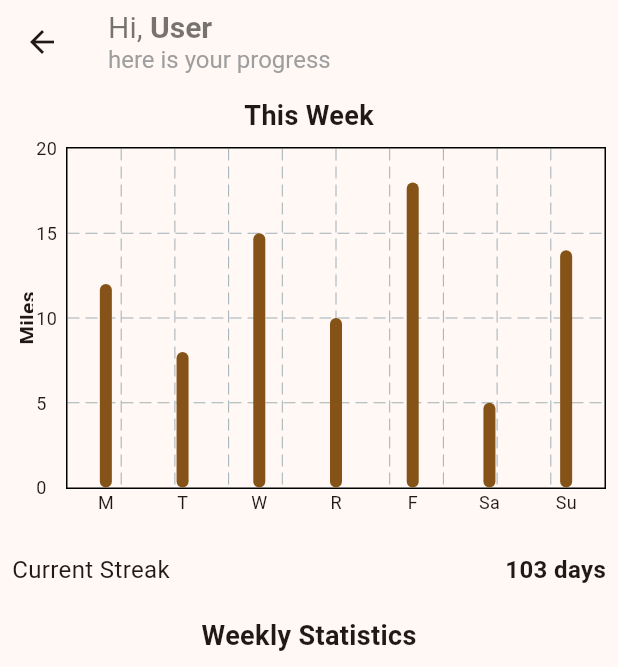
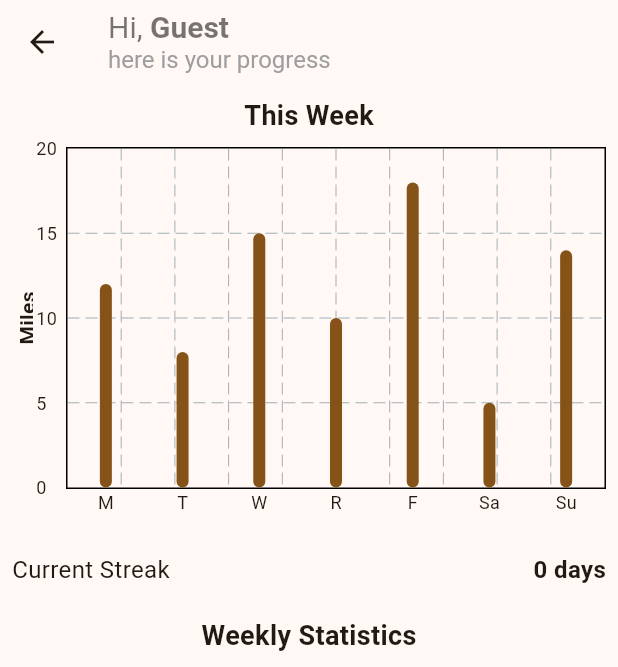
Before and after one commit to UCD-193AB-ws24/CycleGuardFrontend, a Flutter app: the HomePage screen opened directly, on a phone screen of 412 x 824 dp. Shown: the top 667 px of the screen. Run offline on Flutter 3.47's test engine with Material 3 defaults, Android fonts, the phone set to English and light mode, and no system bars; drawn by our look-alikes of fl_chart; our stand-ins replace fluttertoast, get, google_fonts, smooth_page_indicator; missing offline and left inert: dart:ffi; network calls fail.

Commit message:
Username and current streak on home page (now StatefulWidget). App bar dark mode adjustments. Settings account creation date info.

```diff
--- a/lib/pages/home_page.dart
+++ b/lib/pages/home_page.dart
@@ -1,9 +1,36 @@
 import 'package:flutter/material.dart';
 import 'package:fl_chart/fl_chart.dart';
+import 'package:cycle_guard_app/data/user_stats_accessor.dart';
 
-class HomePage extends StatelessWidget {
+class HomePage extends StatefulWidget {
+  @override
+  _HomePageState createState() => _HomePageState();
+}
+
+class _HomePageState extends State<HomePage> {
+  String username = 'Guest';
+  int rideStreak = 0;
+
+  @override
+  void initState() {
+    super.initState();
+    _getUserStats();
+  }
+
+  void _getUserStats() async {
+    final userStats = await UserStatsAccessor.getUserStats();
+    if (mounted) {
+      setState(() {
+        username = userStats.username;
+        rideStreak = userStats.rideStreak;
+      });
+    }
+  }
+
   @override
   Widget build(BuildContext context) {
+    _getUserStats();
+
     final isDarkMode = Theme.of(context).brightness == Brightness.dark;
     final selectedColor = Theme.of(context).colorScheme.primary;
     return Scaffold(
@@ -17,7 +44,7 @@ class HomePage extends StatelessWidget {
                 children: [
                   TextSpan(text: 'Hi, '),
                   TextSpan(
-                    text: 'User',
+                    text: username,
                     style: TextStyle(fontWeight: FontWeight.bold),
                   ),
                 ],
@@ -29,8 +56,9 @@ class HomePage extends StatelessWidget {
             ),
           ],
         ),
+        backgroundColor: isDarkMode ? Colors.black12 : null,
       ),
-      body: SingleChildScrollView( // Wrap the content in a SingleChildScrollView
+      body: SingleChildScrollView(
         padding: const EdgeInsets.all(8.0),
         child: Column(
           crossAxisAlignment: CrossAxisAlignment.start,
@@ -87,8 +115,7 @@ class HomePage extends StatelessWidget {
               ),
             ),
             SizedBox(height: 16),
-            // Move the Current Streak to its own line here
-            _buildStatistic('Current Streak', '103 days'),
+            _buildStatistic('Current Streak', '$rideStreak days'),
             SizedBox(height: 16),
             Center(
               child: Text(
@@ -105,7 +132,6 @@ class HomePage extends StatelessWidget {
               ],
             ),
             SizedBox(height: 16),
-            // Add Daily Challenge Section
             _buildDailyChallenge(context),
             SizedBox(height: 16),
             Center(
@@ -115,7 +141,6 @@ class HomePage extends StatelessWidget {
               ),
             ),
             SizedBox(height: 16),
-            // Add Achievement Progress Section
             _buildAchievementProgress(context, isDarkMode),
           ],
         ),
--- a/pubspec.yaml
+++ b/pubspec.yaml
@@ -33,6 +33,7 @@ dependencies:
 
   # The following adds the Cupertino Icons font to your application.
   # Use with the CupertinoIcons class for iOS style icons.
+  intl: ^0.17.0
   cupertino_icons: ^1.0.8
   provider: ^6.1.2
   fl_chart: ^0.70.2
```
Also changed, not shown: lib/main.dart (+8 -8 lines), lib/pages/settings_page.dart (+40 -0 lines), pubspec.lock.
